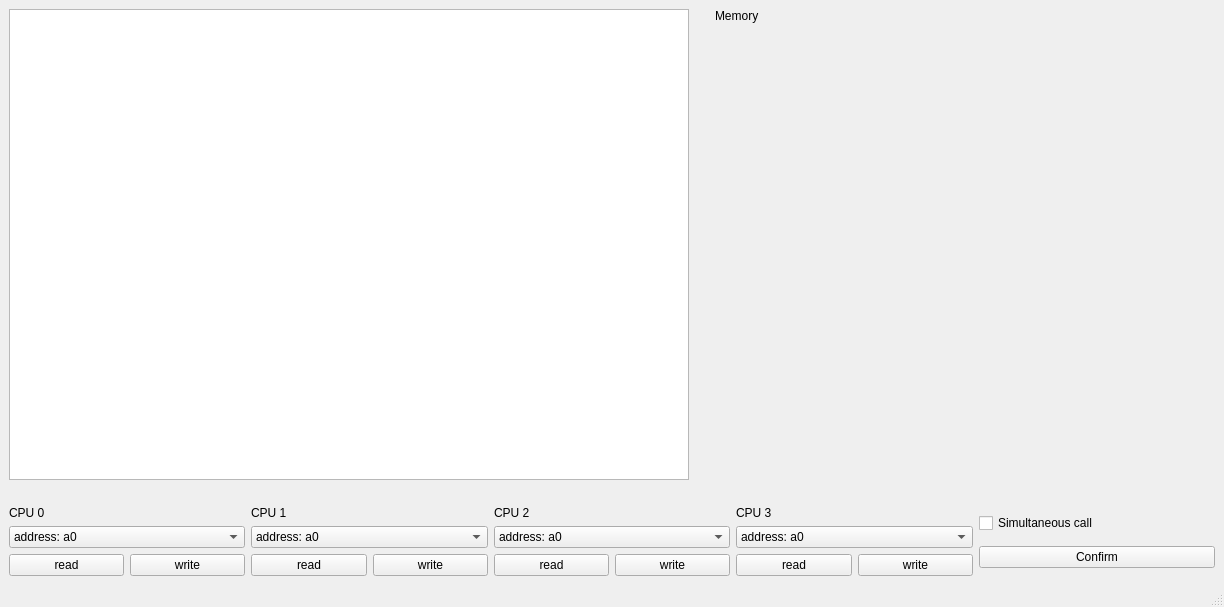
Before: the Qt Designer form MainWindow/mainwindow.ui in tutibase/Multiprocessor-system, drawn with Qt 5.
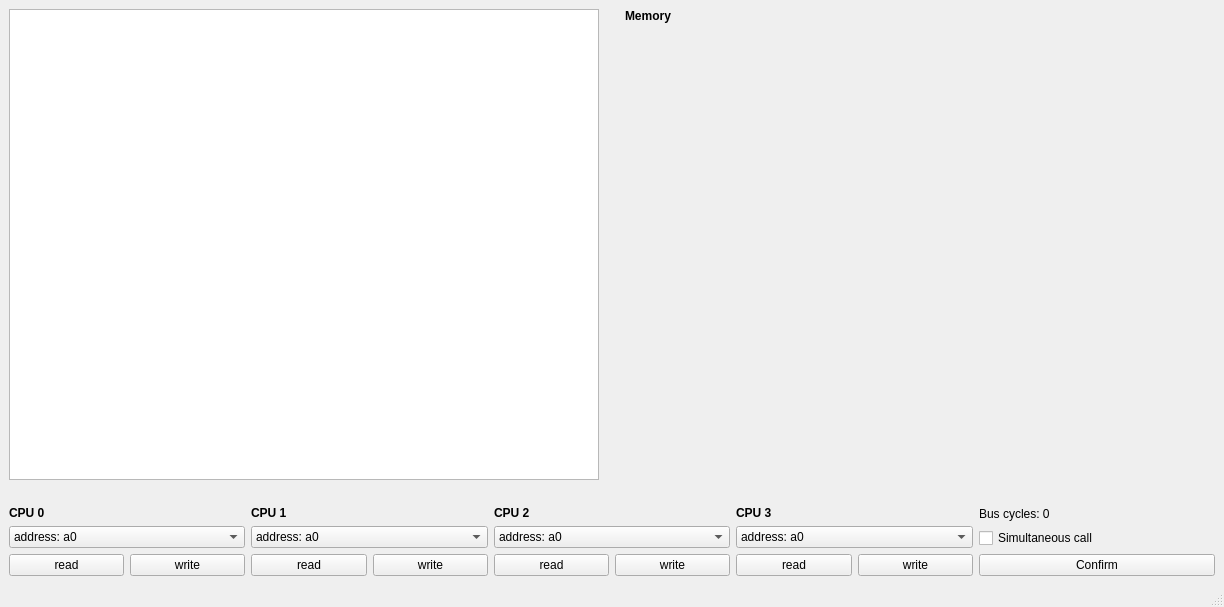
After: the same form once the commit is applied.

Commit message: feat: add bus cycles counter

What changed in the file:
```diff
--- a/MainWindow/mainwindow.ui
+++ b/MainWindow/mainwindow.ui
@@ -38,10 +38,23 @@
         <item>
          <widget class="QLabel" name="label">
           <property name="text">
-           <string>Memory                                                                                                                                         </string>
+           <string>&lt;b&gt;Memory&lt;b&gt;</string>
           </property>
          </widget>
         </item>
+        <item>
+         <spacer name="horizontalSpacer_2">
+          <property name="orientation">
+           <enum>Qt::Horizontal</enum>
+          </property>
+          <property name="sizeHint" stdset="0">
+           <size>
+            <width>40</width>
+            <height>20</height>
+           </size>
+          </property>
+         </spacer>
+        </item>
         <item>
          <layout class="QHBoxLayout" name="horizontalLayout_6">
           <item>
@@ -76,7 +89,7 @@
         <item>
          <widget class="QLabel" name="CPU_0">
           <property name="text">
-           <string>CPU 0</string>
+           <string>&lt;b&gt;CPU 0&lt;b&gt;</string>
           </property>
          </widget>
         </item>
@@ -189,7 +202,7 @@
         <item>
          <widget class="QLabel" name="CPU_1">
           <property name="text">
-           <string>CPU 1</string>
+           <string>&lt;b&gt;CPU 1&lt;b&gt;</string>
           </property>
          </widget>
         </item>
@@ -302,7 +315,7 @@
         <item>
          <widget class="QLabel" name="CPU_2">
           <property name="text">
-           <string>CPU 2</string>
+           <string>&lt;b&gt;CPU 2&lt;b&gt;</string>
           </property>
          </widget>
         </item>
@@ -415,7 +428,7 @@
         <item>
          <widget class="QLabel" name="CPU_3">
           <property name="text">
-           <string>CPU 3</string>
+           <string>&lt;b&gt;CPU 3&lt;b&gt;</string>
           </property>
          </widget>
         </item>
@@ -525,6 +538,13 @@
       </item>
       <item>
        <layout class="QVBoxLayout" name="verticalLayout_8">
+        <item>
+         <widget class="QLabel" name="bus_cycles_label">
+          <property name="text">
+           <string>Bus cycles: 0</string>
+          </property>
+         </widget>
+        </item>
         <item>
          <widget class="QCheckBox" name="sim_call_box">
           <property name="text">
```
The commit also changes 6 other files.
